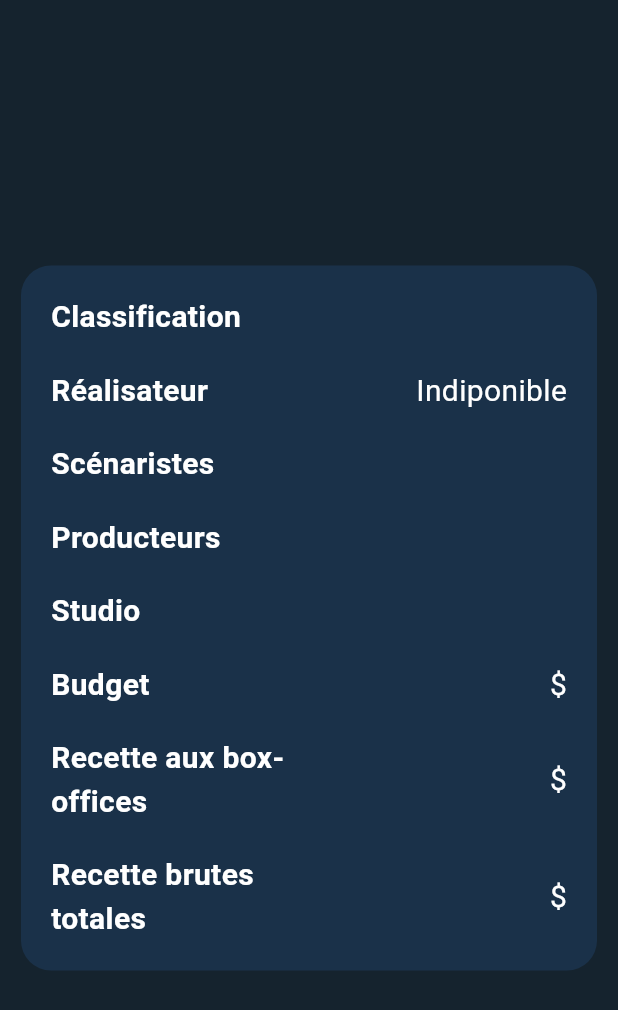
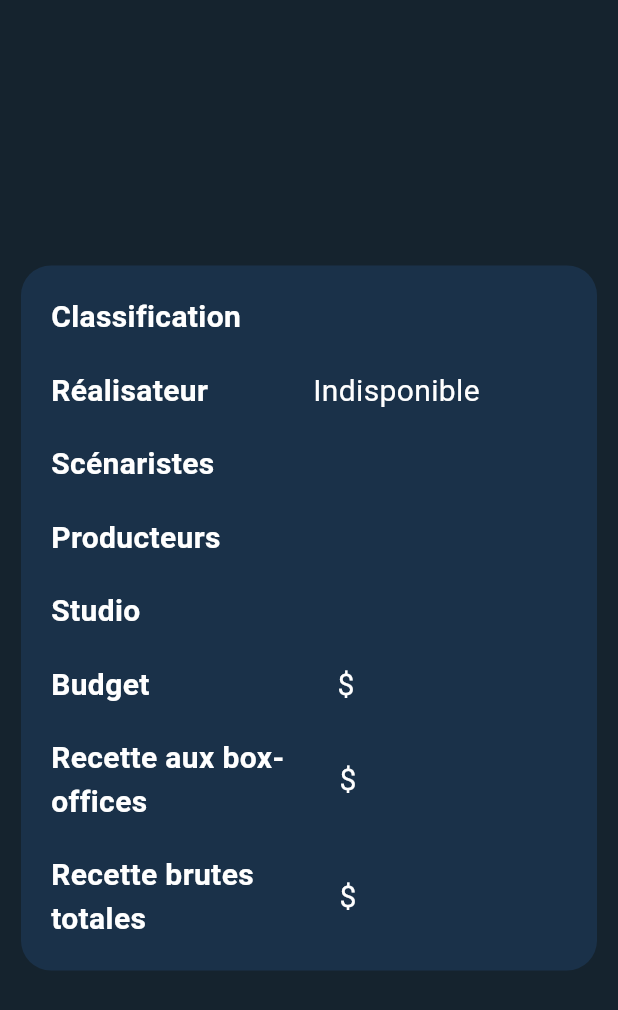
Before and after one commit to Xman77713/projet-flutter, a Flutter app: the SecondBlocDetailsMoviesInfos widget shown alone on an empty page, opened directly with empty values, on a phone screen of 412 x 824 dp. Shown: the top 1010 px of the screen. Run offline on Flutter 3.47's test engine with Material 3 defaults, Android fonts, the phone set to English and light mode, and no system bars; our stand-ins replace dio, flutter_bloc, flutter_widget_from_html, go_router, retrofit; generated files the repository leaves out were written again; network calls fail.

Commit message:
ajout elipsis infos détails et ajout width

```diff
--- a/lib/interface/pages/tabDetailMovie/second_bloc_details_movies_infos.dart
+++ b/lib/interface/pages/tabDetailMovie/second_bloc_details_movies_infos.dart
@@ -38,7 +38,6 @@ class SecondBlocDetailsMoviesInfos extends StatelessWidget {
             padding: const EdgeInsets.all(20.0),
             child: SingleChildScrollView(
               child: Column(
-                crossAxisAlignment: CrossAxisAlignment.start,
                 children: [
                   // Classification
                   Row(
@@ -51,15 +50,16 @@ class SecondBlocDetailsMoviesInfos extends StatelessWidget {
                           fontSize: 20,
                         ),
                       ),
-                      const Spacer(),
-                      Text(
+                      const SizedBox(width: 50),
+                      Expanded(
+                        child: Text(
                           rating ?? 'Indisponible',
                           style: const TextStyle(
                             color: Colors.white,
                             fontSize: 20,
                             overflow: TextOverflow.ellipsis,
                           ),
-                        textAlign: TextAlign.left,
+                        ),
                       ),
                     ],
                   ),
@@ -75,15 +75,16 @@ class SecondBlocDetailsMoviesInfos extends StatelessWidget {
                           fontSize: 20,
                         ),
                       ),
-                      Spacer(),
-                      Text(
-                        'Indiponible',
+                      const SizedBox(width: 70),
+                      Expanded(
+                        child: Text(
+                          'Indisponible',
                           style: TextStyle(
                             color: Colors.white,
                             fontSize: 20,
                             overflow: TextOverflow.ellipsis,
                           ),
-                        textAlign: TextAlign.right,
+                        ),
                       ),
                     ],
                   ),
@@ -99,8 +100,9 @@ class SecondBlocDetailsMoviesInfos extends StatelessWidget {
                           fontSize: 20,
                         ),
                       ),
-                      const Spacer(),
-                      Column(
+                      const SizedBox(width: 70),
+                      Expanded(
+                        child: Column(
                           crossAxisAlignment: CrossAxisAlignment.start,
                           children: List.generate(
                             writers!.listWritersModel.length,
@@ -113,11 +115,11 @@ class SecondBlocDetailsMoviesInfos extends StatelessWidget {
                                   fontSize: 20,
                                 ),
                                 overflow: TextOverflow.ellipsis,
-                              textAlign: TextAlign.right,
                               ),
                             ),
                           ),
-                      )
+                        ),
+                      ),
                     ],
                   ),
                   const SizedBox(height: 20),
@@ -130,11 +132,11 @@ class SecondBlocDetailsMoviesInfos extends StatelessWidget {
                           color: Colors.white,
                           fontWeight: FontWeight.bold,
                           fontSize: 20,
-                          overflow: TextOverflow.ellipsis,
                         ),
                       ),
-                      const Spacer(),
-                      Column(
+                      const SizedBox(width: 70),
+                      Expanded(
+                        child: Column(
                           crossAxisAlignment: CrossAxisAlignment.start,
                           children: List.generate(
                             producers!.listProducersModel.length,
@@ -145,13 +147,14 @@ class SecondBlocDetailsMoviesInfos extends StatelessWidget {
                                 fontSize: 20,
                                 overflow: TextOverflow.ellipsis,
                               ),
-                              textAlign: TextAlign.right,
                             ),
-                          ))
+                          ),
+                        ),
+                      ),
                     ],
                   ),
                   const SizedBox(height: 20),
-                  // Studio
+                  // Studios
                   Row(
                     children: [
                       const Text(
@@ -160,11 +163,11 @@ class SecondBlocDetailsMoviesInfos extends StatelessWidget {
                           color: Colors.white,
                           fontWeight: FontWeight.bold,
                           fontSize: 20,
-                          overflow: TextOverflow.ellipsis,
                         ),
                       ),
-                      const Spacer(),
-                      Column(
+                      const SizedBox(width: 125),
+                      Expanded(
+                        child: Column(
                           crossAxisAlignment: CrossAxisAlignment.start,
                           children: List.generate(
                             studios!.listStudiosModel.length,
@@ -176,10 +179,13 @@ class SecondBlocDetailsMoviesInfos extends StatelessWidget {
                                 overflow: TextOverflow.ellipsis,
                               ),
                             ),
-                          ))
+                          ),
+                        ),
+                      ),
                     ],
                   ),
                   const SizedBox(height: 20),
+                  // Budget
                   Row(
                     children: [
                       const Text(
@@ -188,26 +194,22 @@ class SecondBlocDetailsMoviesInfos extends StatelessWidget {
                           color: Colors.white,
                           fontWeight: FontWeight.bold,
                           fontSize: 20,
-                          overflow: TextOverflow.ellipsis,
                         ),
                       ),
-                      const Spacer(),
-                      Column(
-                        crossAxisAlignment: CrossAxisAlignment.start,
-                        children: [
-                          Text(
+                      const SizedBox(width: 120),
+                      Expanded(
+                        child: Text(
                           '${budget ?? 'XX'} \$',
                           style: const TextStyle(
                             color: Colors.white,
                             fontSize: 20,
                           ),
-                            textAlign: TextAlign.right,
                         ),
-                        ],
                       ),
                     ],
                   ),
                   const SizedBox(height: 20),
+                  // Recette aux box-offices
                   Row(
                     children: [
                       const Flexible(
@@ -220,25 +222,20 @@ class SecondBlocDetailsMoviesInfos extends StatelessWidget {
                           ),
                         ),
                       ),
-                      const Spacer(),
-                      Column(
-                        crossAxisAlignment: CrossAxisAlignment.start,
-                        children: [
-                          Text(
+                      const SizedBox(width: 30),
+                      Expanded(
+                        child: Text(
                           '${box_office_revenue ?? 'XX'} \$',
                           style: const TextStyle(
                             color: Colors.white,
                             fontSize: 20,
-                              overflow: TextOverflow.ellipsis,
                           ),
-                            textAlign: TextAlign.right,
+                        ),
                       ),
                     ],
                   ),
-                    ],
-                  ),
-
                   const SizedBox(height: 20),
+                  // Recette brutes totales
                   Row(
                     children: [
                       const Flexible(
@@ -251,23 +248,18 @@ class SecondBlocDetailsMoviesInfos extends StatelessWidget {
                           ),
                         ),
                       ),
-                      const Spacer(),
-                      Column(
-                        crossAxisAlignment: CrossAxisAlignment.start,
-                        children: [
-                          Text(
+                      const SizedBox(width: 30),
+                      Expanded(
+                        child: Text(
                           '${total_revenue ?? 'XX'} \$',
                           style: const TextStyle(
                             color: Colors.white,
                             fontSize: 20,
-                              overflow: TextOverflow.ellipsis,
                           ),
-                            textAlign: TextAlign.right,
+                        ),
                       ),
                     ],
                   ),
-                    ],
-                  )
                 ],
               ),
             ),
```
Lines whose indentation alone changed are shown as unchanged.
